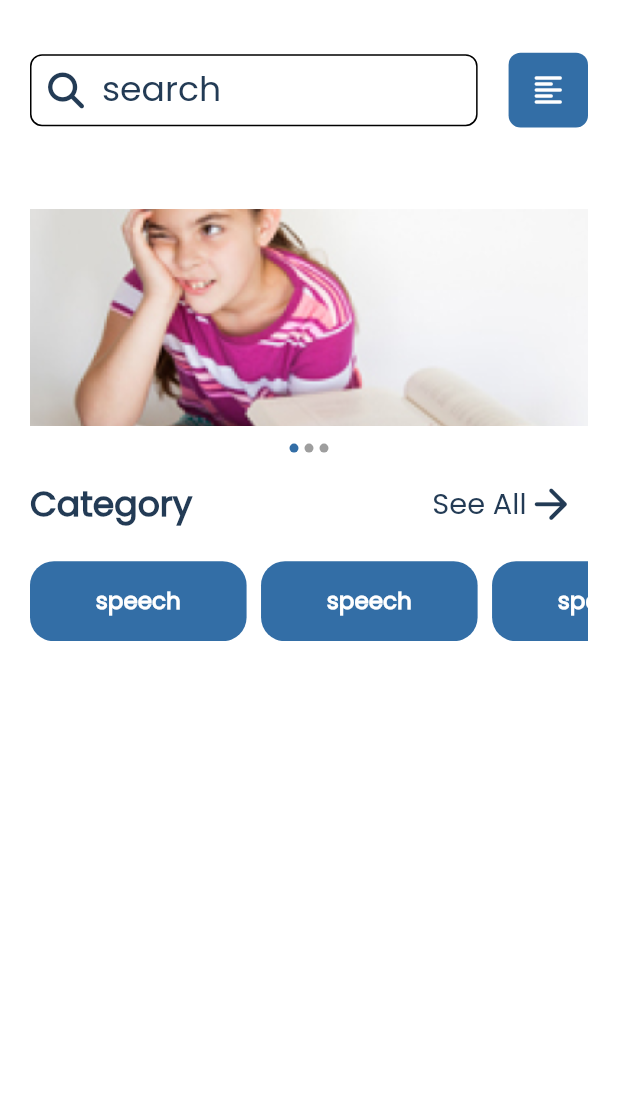
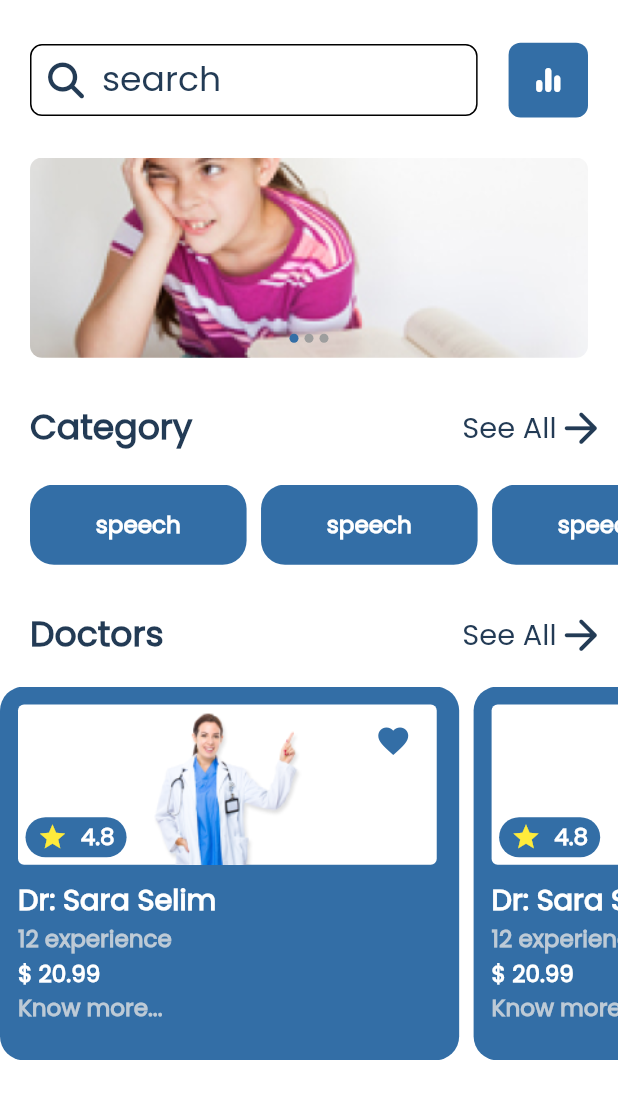
Before and after one commit to UpAdv-Internship/Markaz_ElAmal, a Flutter app: the screen it shows after launch, on a phone screen of 412 x 824 dp, the part 84-1203 px from its top. Run offline on Flutter 3.47's test engine with Material 2 defaults, Android fonts, the light colour scheme and no system bars; drawn by our look-alikes of flutter_image_slideshow; our stand-ins replace dio, flutter_bloc, flutter_screenutil, font_awesome_flutter, get_it, shared_preferences and 1 more.

Commit message:
home screen done

```diff
--- a/lib/core/utils/app_assets.dart
+++ b/lib/core/utils/app_assets.dart
@@ -9,4 +9,6 @@ class AppAssets{
   static const String onBoard3 = '${basePath}onboard3.png';
   static const String check = '${basePath}check.png';
   static const String imageSlider = '${basePath}imageSlider.png';
+  static const String saraBig = '${basePath}sara1@2x.png';
+  static const String saraSmall = '${basePath}sara1.png';
 }
--- a/lib/core/utils/app_text_styles.dart
+++ b/lib/core/utils/app_text_styles.dart
@@ -20,6 +20,12 @@ abstract class CustomTextStyle {
     color: AppColors.white,
     fontWeight: FontWeight.w700,
     fontSize: 24.sp,
+  );
+  static final poppins700White16 = TextStyle(
+    fontFamily: "Poppins",
+    color: AppColors.white,
+    fontWeight: FontWeight.w700,
+    fontSize: 16.sp,
   );
   static final poppins500White24 = TextStyle(
     fontFamily: "Poppins",
@@ -52,6 +58,12 @@ abstract class CustomTextStyle {
     color: AppColors.white,
     fontWeight: FontWeight.w600,
     fontSize: 24.sp,
+  );
+  static final poppins600White20 = TextStyle(
+    fontFamily: "Poppins",
+    color: AppColors.white,
+    fontWeight: FontWeight.w600,
+    fontSize: 20.sp,
   );
   static final poppins400White16 = TextStyle(
     fontFamily: "Poppins",
--- a/lib/features/home/presentation/screens/home.dart
+++ b/lib/features/home/presentation/screens/home.dart
@@ -7,6 +7,7 @@ import 'package:markaz_elamal/core/utils/app_colors.dart';
 import 'package:markaz_elamal/core/utils/app_strings.dart';
 import 'package:markaz_elamal/core/utils/app_text_styles.dart';
 import 'package:markaz_elamal/core/widgets/inkwell_icon_button.dart';
+import 'package:markaz_elamal/features/home/widget/List_doctor_detils.dart';
 import 'package:markaz_elamal/features/home/widget/custom_images.dart';
 import 'package:markaz_elamal/features/home/widget/custom_text_field_search.dart';
 
@@ -17,14 +18,13 @@ class HomeScreen extends StatelessWidget {
   Widget build(BuildContext context) {
     return SafeArea(
       child: Scaffold(
-        body: Padding(
-          padding: const EdgeInsets.all(20),
-          child: SingleChildScrollView(
+        body: SingleChildScrollView(
           child: Column(
             children: [
               //!message and notifications
-                Row(
-
+              Padding(
+                padding: const EdgeInsets.only(left: 20,top: 20,right: 20),
+                child: Row(
                   children: [
                     Image.asset(
                       AppAssets.appLogo,
@@ -59,11 +59,14 @@ class HomeScreen extends StatelessWidget {
                         onTap: () {}),
                   ],
                 ),
+              ),
               SizedBox(
-                  height: 37.w,
+                height: 10.h,
               ),
               //!search
-                Row(
+              Padding(
+                padding: const EdgeInsets.only(left: 20,top: 20,right: 20),
+                child: Row(
                   mainAxisAlignment: MainAxisAlignment.spaceBetween,
                   children: [
                     SizedBox(
@@ -73,29 +76,32 @@ class HomeScreen extends StatelessWidget {
                         hint: AppStrings.search,
                       ),
                     ),
-
                     InkWellIconButton(
                       height: 56.h,
                       width: 55.w,
                       onTap: () {},
                       icon: const Icon(
-                        Icons.format_align_left_rounded,
+                        Icons.equalizer_rounded,
                         color: AppColors.white,
                       ),
                     ),
                   ],
                 ),
+              ),
               SizedBox(
                 height: 30.h,
               ),
               //!sliderr
-                ImageSlideshow(
+              Padding(
+                padding: const EdgeInsets.only(left: 20,right: 20),
+                child: ImageSlideshow(
+                  height: 150.h,
                   indicatorColor: AppColors.primary,
                   onPageChanged: (value) {
                     debugPrint('Page changed: $value');
                   },
                   autoPlayInterval: 3000,
-                  isLoop: true,
+                  isLoop: false,
                   children: const [
                     CustomImages(
                       imgPath: AssetImage(AppAssets.imageSlider),
@@ -108,8 +114,14 @@ class HomeScreen extends StatelessWidget {
                     ),
                   ],
                 ),
+              ),
+              SizedBox(
+                height: 25.h,
+              ),
               //!Category
-                Row(
+              Padding(
+               padding: const EdgeInsets.only(left: 20,),
+                child: Row(
                   children: [
                     Text(
                       AppStrings.category.tr(context),
@@ -135,15 +147,19 @@ class HomeScreen extends StatelessWidget {
                     ),
                   ],
                 ),
-                SizedBox(height: 15.h,),
+              ),
+              SizedBox(
+                height: 15.h,
+              ),
               //!list view category
-                SizedBox(
+              Padding(
+               padding: const EdgeInsets.only(left: 20),
+                child: SizedBox(
                   height: 60.h,
                   child: ListView.separated(
                     separatorBuilder: (context, index) {
                       return SizedBox(
                         width: 10.w,
-
                       );
                     },
                     scrollDirection: Axis.horizontal,
@@ -157,16 +173,70 @@ class HomeScreen extends StatelessWidget {
                         decoration: BoxDecoration(
                             color: AppColors.primary,
                             borderRadius: BorderRadius.circular(16)),
-                        child:  Text('speech',style: CustomTextStyle.poppins600White16,),
+                        child: Text(
+                          'speech',
+                          style: CustomTextStyle.poppins600White16,
+                        ),
                       );
                     },
+                  ),
+                ),
+              ),
+              SizedBox(
+                height: 25.h,
+              ),
+              //!Doctors
+              Padding(
+                padding: const EdgeInsets.only(left: 20,bottom: 10),
+                child: Row(
+                  children: [
+                    Text(
+                      AppStrings.doctors.tr(context),
+                      style: CustomTextStyle.poppins600secondary24,
+                    ),
+                    const Spacer(),
+                    //!see all
+                    TextButton(
+                      onPressed: () {},
+                      child: Row(
+                        children: [
+                          Text(
+                            AppStrings.seeAll.tr(context),
+                            style: CustomTextStyle.poppins400secondary20,
+                          ),
+                          const Icon(
+                            Icons.arrow_forward_rounded,
+                            color: AppColors.secondary,
+                            size: 33,
+                          ),
+                        ],
+                      ),
+                    ),
+                  ],
+                ),
+              ),
+
+              //!container doctor
+              SizedBox(
+                height: 280.h,
+
+                child: ListView.separated(
+                  scrollDirection: Axis.horizontal,
+                  itemCount: 5,
+                  separatorBuilder: (context, index) {
+                    return SizedBox(
+                      width: 10.w,
+                    );
+                  },
+                  itemBuilder: ((context, index) {
+                    return const ListDoctorDetils();
+                  }),
                 ),
               )
             ],
           ),
         ),
       ),
-      ),
     );
   }
 }
--- /dev/null
+++ b/lib/features/home/widget/list_doctor_detils.dart
@@ -0,0 +1,114 @@
+import 'package:flutter/material.dart';
+import 'package:flutter_screenutil/flutter_screenutil.dart';
+import 'package:markaz_elamal/core/utils/app_assets.dart';
+import 'package:markaz_elamal/core/utils/app_colors.dart';
+import 'package:markaz_elamal/core/utils/app_text_styles.dart';
+
+class ListDoctorDetils extends StatelessWidget {
+  const ListDoctorDetils({
+    super.key,
+  });
+
+  @override
+  Widget build(BuildContext context) {
+    return Container(
+      width: 318.w,
+      height: 280.h,
+      decoration: BoxDecoration(
+        color: AppColors.primary,
+        borderRadius: BorderRadius.circular(16),
+      ),
+      child: Padding(
+        padding: const EdgeInsets.all(12),
+        child: Column(
+          crossAxisAlignment: CrossAxisAlignment.start,
+          children: [
+            Stack(
+              children: [
+                //!image
+                Container(
+                  width: 290.w,
+                  height: 120.h,
+                  decoration: BoxDecoration(
+                      color: AppColors.white,
+                      borderRadius: BorderRadius.circular(4)),
+                  child: Image.asset(AppAssets.saraSmall),
+                ),
+                //! favorite icon
+                Positioned(
+                  right: 5,
+                  child: IconButton(
+                    onPressed: () {},
+                    icon: const Icon(
+                      Icons.favorite,
+                      color: AppColors.primary,
+                    ),
+                  ),
+                ),
+                //! star container
+                Positioned(
+                  bottom: 5,
+                  left: 5,
+                  child: Container(
+                    padding:
+                        const EdgeInsets.symmetric(horizontal: 8),
+                    width: 70.w,
+                    height: 30.h,
+                    decoration: BoxDecoration(
+                        color: AppColors.primary,
+                        borderRadius: BorderRadius.circular(16)),
+                    child: Row(
+                      mainAxisAlignment:
+                          MainAxisAlignment.spaceBetween,
+                      children: [
+                        const Icon(
+                          Icons.star,
+                          color: Colors.yellow,
+                          size: 20,
+                        ),
+                        Text(
+                          '4.8',
+                          style: CustomTextStyle.poppins600White16,
+                        )
+                      ],
+                    ),
+                  ),
+                ),
+              ],
+            ),
+            SizedBox(
+              height: 10.h,
+            ),
+            //!text column
+            Column(
+              crossAxisAlignment: CrossAxisAlignment.start,
+              children: [
+                //doctor name
+                Text(
+                  'Dr: Sara Selim',
+                  style: CustomTextStyle.poppins600White20,
+                ),
+                //doctor experience
+                Text(
+                  '12 experience',
+                  style: CustomTextStyle.poppins600White16
+                      .copyWith(color: AppColors.lightGrey),
+                ),
+                //doctor price
+                Text("\$ 20.99",
+                    style: CustomTextStyle.poppins700White16),
+                //Know more
+                GestureDetector(
+                  onTap: () {},
+                  child: Text("Know more...",
+                      style: CustomTextStyle.poppins700White16
+                          .copyWith(color: AppColors.lightGrey)),
+                ),
+              ],
+            )
+          ],
+        ),
+      ),
+    );
+  }
+}
```
Also changed, not shown: assets/images/sara1.png (added), assets/images/sara1@2x.png (added). Lines whose indentation alone changed are shown as unchanged.
